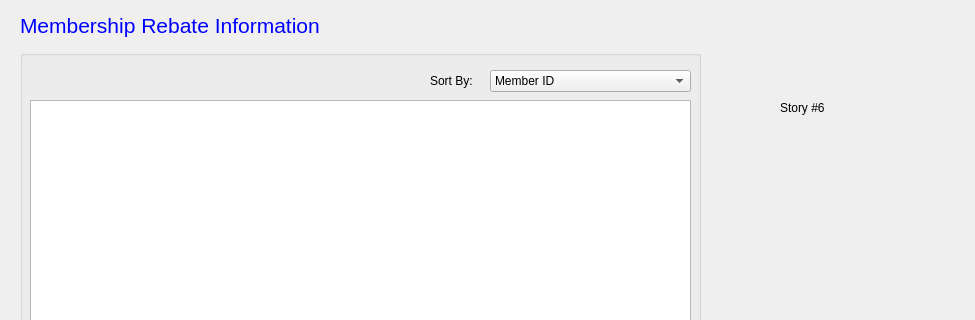
JShinozuka/Project2, file BulkClub/mRebateInfo.ui: the form before one commit; both pictures show x 0 to 975 and y 0 to 320 of the 1200 by 640 pixel window.
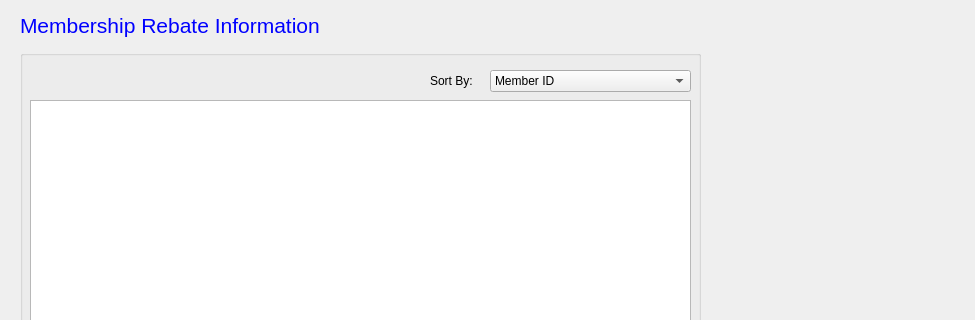
The form after the commit.

Commit message:
Doxygen/Story 8 Edit
Story 8 Fixed bugs

Patch:
```diff
--- a/BulkClub/mRebateInfo.ui
+++ b/BulkClub/mRebateInfo.ui
@@ -79,7 +79,7 @@
     <rect>
      <x>20</x>
      <y>10</y>
-     <width>451</width>
+     <width>491</width>
      <height>31</height>
     </rect>
    </property>
@@ -95,19 +95,6 @@
     <string>Membership Rebate Information</string>
    </property>
   </widget>
-  <widget class="QLabel" name="label_3">
-   <property name="geometry">
-    <rect>
-     <x>780</x>
-     <y>100</y>
-     <width>55</width>
-     <height>16</height>
-    </rect>
-   </property>
-   <property name="text">
-    <string>Story #6</string>
-   </property>
-  </widget>
  </widget>
  <resources/>
  <connections/>
```
The commit also changes 10 other files.
